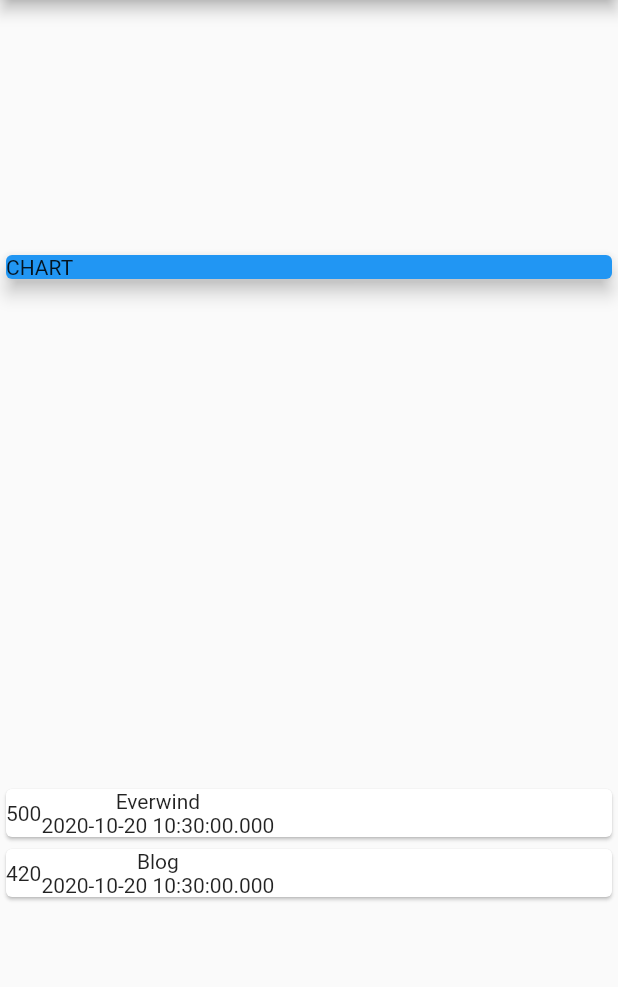
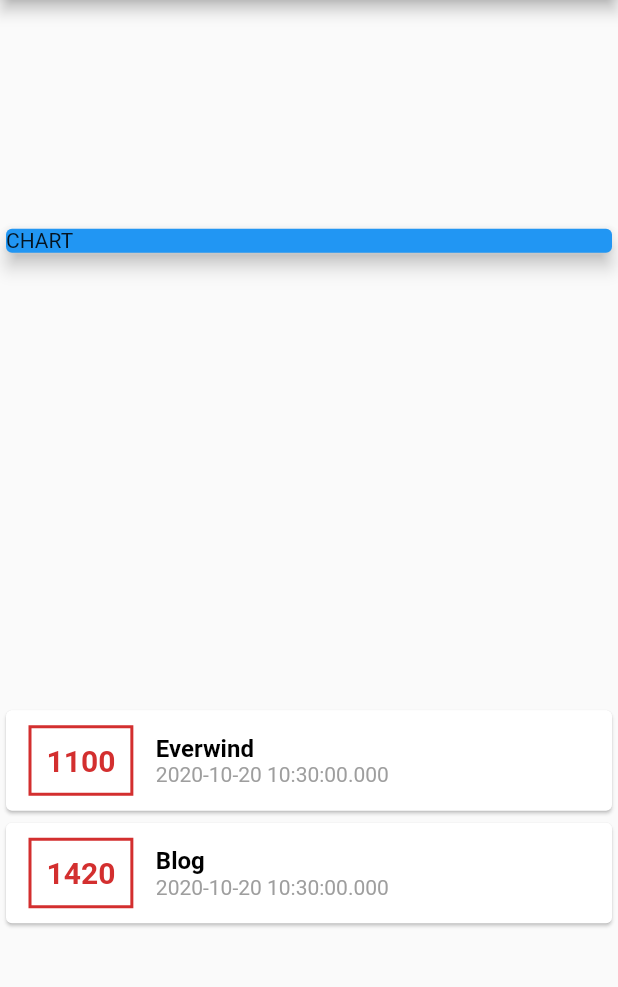
Before and after one commit to ddonche/progress_tracker, a Flutter app: the screen it shows after launch, on a phone screen of 412 x 824 dp, the part 84-1071 px from its top. Run offline on Flutter 3.47's test engine with Material 2 defaults, Android fonts, the phone set to English and light mode, and no system bars.

Commit message:
styled the transactions widget some more

```diff
--- a/lib/main.dart
+++ b/lib/main.dart
@@ -19,13 +19,13 @@ class MyHomePage extends StatelessWidget {
     Transaction(
       id: 't1',
       title: 'Everwind',
-      amount: 500,
+      amount: 1100,
       date: DateTime.now(),
     ),
     Transaction(
       id: 't2',
       title: 'Blog',
-      amount: 420,
+      amount: 1420,
       date: DateTime.now(),
     ),
   ];
@@ -52,16 +52,42 @@ class MyHomePage extends StatelessWidget {
               return Card(
                 child: Row(children: <Widget>[
                   Container(
+                    margin: EdgeInsets.symmetric(
+                      vertical: 10,
+                      horizontal: 15,
+                    ),
+                    decoration: BoxDecoration(
+                      border: Border.all(
+                        color: Colors.red[700],
+                        width: 2,
+                      ),
+                    ),
+                    padding: EdgeInsets.all(10),
                     child: Text(
                       tx.amount.toString(),
+                      style: TextStyle(
+                        fontWeight: FontWeight.bold,
+                        fontSize: 20,
+                        color: Colors.red[700],
+                      ),
                     ),
                   ),
-                  Column(children: <Widget>[
-                    Text(tx.title),
-                    Text(
-                      tx.date.toString(),
-                    ),
-                  ]),
+                  Column(
+                      crossAxisAlignment: CrossAxisAlignment.start,
+                      children: <Widget>[
+                        Text(tx.title,
+                            style: TextStyle(
+                              fontWeight: FontWeight.bold,
+                              fontSize: 16,
+                              color: Colors.black,
+                            )),
+                        Text(
+                          tx.date.toString(),
+                          style: TextStyle(
+                            color: Colors.grey,
+                          ),
+                        ),
+                      ]),
                 ]),
               );
             }).toList(),
```
